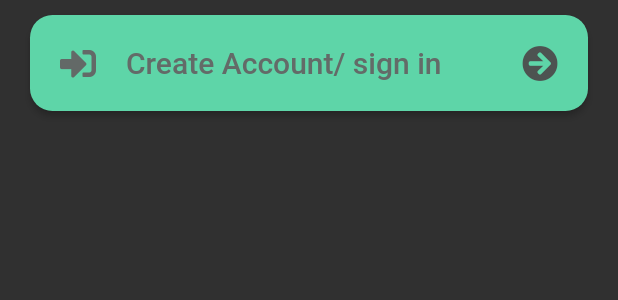
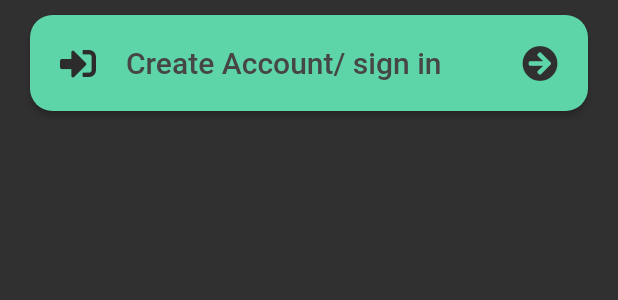
Before and after one commit to nhatanh2212/Unicoin, a Flutter app: the Button widget shown alone on an empty page, opened directly, on a phone screen of 412 x 824 dp. Shown: the top 300 px of the screen. Run offline on Flutter 3.47's test engine with Material 2 defaults, Android fonts, the phone set to English and light mode, and no system bars; our stand-ins replace cloud_firestore, firebase_auth, firebase_core, fl_chart, font_awesome_flutter, google_fonts and 1 more; accounts and stored records are empty; network calls fail.

Commit message:
Profile: update

```diff
--- a/unicoin/lib/login/login.dart
+++ b/unicoin/lib/login/login.dart
@@ -75,6 +75,7 @@ class LoginButton extends StatelessWidget {
           style: TextButton.styleFrom(
             padding: const EdgeInsets.all(24),
             backgroundColor: color,
+            textStyle: TextStyle(fontSize: 18),
           ),
           onPressed: () => loginMethod(),
           label: Text(text, textAlign: TextAlign.center),
--- a/unicoin/lib/profile/body.dart
+++ b/unicoin/lib/profile/body.dart
@@ -1,8 +1,6 @@
 import "package:flutter/material.dart";
 import 'package:font_awesome_flutter/font_awesome_flutter.dart';
-import 'package:unicoin/routes.dart';
-
-import '../login/login.dart';
+import 'package:unicoin/services/auth.dart';
 
 class Body extends StatelessWidget {
   const Body({Key? key}) : super(key: key);
@@ -26,7 +24,7 @@ class Body extends StatelessWidget {
         Button(
           icon: FontAwesomeIcons.signInAlt,
           text: "Create Account/ sign in",
-          press: () => Navigator.pushNamed(context, '/lib/login/LoginScreen'),
+          press: () {},
         ),
         Button(
           icon: FontAwesomeIcons.userFriends,
@@ -71,27 +69,27 @@ class Button extends StatelessWidget {
                 RoundedRectangleBorder(borderRadius: BorderRadius.circular(15)),
             primary: Color.fromARGB(255, 94, 213, 168),
             onPrimary: Colors.white,
-            onSurface: Colors.grey,
+            onSurface: Color.fromARGB(255, 24, 24, 24),
           ),
           onPressed: press,
           child: Row(
             children: [
               Icon(
                 icon,
-                color: Color.fromARGB(255, 99, 105, 103),
+                color: Color.fromARGB(255, 44, 44, 44),
               ),
               const SizedBox(width: 20),
               Expanded(
                   child: Text(
                 text,
                 style: const TextStyle(
-                  color: Color.fromARGB(255, 99, 107, 104),
+                  color: Color.fromARGB(255, 70, 70, 70),
                   fontSize: 20,
                 ),
               )),
               const Icon(
                 FontAwesomeIcons.arrowCircleRight,
-                color: Color.fromARGB(255, 77, 83, 81),
+                color: Color.fromARGB(255, 48, 48, 48),
               ),
             ],
           )),
--- a/unicoin/lib/profile/profile.dart
+++ b/unicoin/lib/profile/profile.dart
@@ -1,6 +1,7 @@
 import "package:flutter/material.dart";
 import 'package:unicoin/shared/bottom_nav.dart';
 import 'package:unicoin/profile/body.dart';
+import 'package:unicoin/services/auth.dart';
 
 class ProfileScreen extends StatefulWidget {
   const ProfileScreen({Key? key}) : super(key: key);
```
